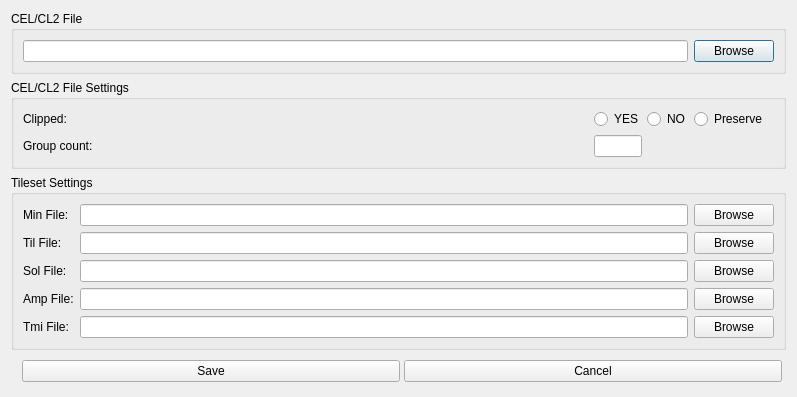
Above: source/saveasdialog.ui from pionere/d1-graphics-tool before the change. Below: the same form after it.
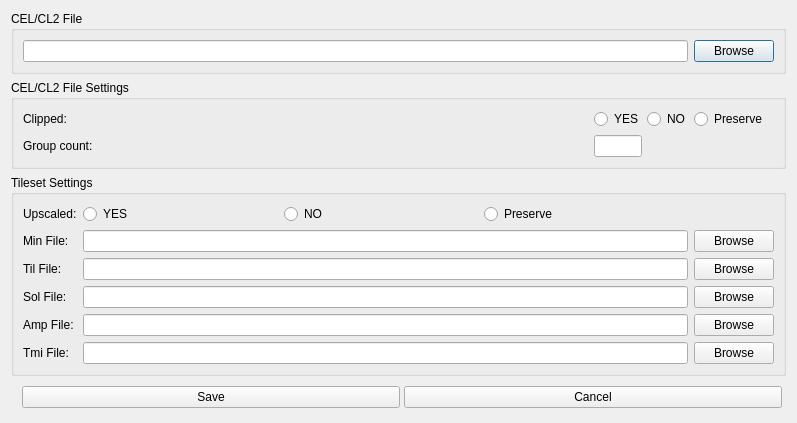
That is the form after the change.

Commit message: add support for upscaled tilesets

What changed in the file:
```diff
--- a/source/saveasdialog.ui
+++ b/source/saveasdialog.ui
@@ -153,104 +153,169 @@
      </property>
      <layout class="QGridLayout" name="gridLayout_3">
       <item row="0" column="0">
+       <widget class="QLabel" name="minUpscaledLabel">
+        <property name="text">
+         <string>Upscaled:</string>
+        </property>
+       </widget>
+      </item>
+      <item row="0" column="1">
+       <widget class="QWidget" name="minUpscaledWidget" native="true">
+        <layout class="QHBoxLayout" name="horizontalLayout_3">
+         <property name="spacing">
+          <number>4</number>
+         </property>
+         <property name="leftMargin">
+          <number>0</number>
+         </property>
+         <property name="topMargin">
+          <number>0</number>
+         </property>
+         <property name="rightMargin">
+          <number>0</number>
+         </property>
+         <property name="bottomMargin">
+          <number>0</number>
+         </property>
+         <item>
+          <widget class="QRadioButton" name="minUpscaledYesRadioButton">
+           <property name="text">
+            <string>YES</string>
+           </property>
+           <attribute name="buttonGroup">
+            <string notr="true">minUpscaledButtonGroup</string>
+           </attribute>
+          </widget>
+         </item>
+         <item>
+          <widget class="QRadioButton" name="minUpscaledNoRadioButton">
+           <property name="text">
+            <string>NO</string>
+           </property>
+           <attribute name="buttonGroup">
+            <string notr="true">minUpscaledButtonGroup</string>
+           </attribute>
+          </widget>
+         </item>
+         <item>
+          <widget class="QRadioButton" name="minUpscaledAutoRadioButton">
+           <property name="text">
+            <string>Preserve</string>
+           </property>
+           <attribute name="buttonGroup">
+            <string notr="true">minUpscaledButtonGroup</string>
+           </attribute>
+          </widget>
+         </item>
+         <item>
+          <spacer name="horizontalSpacer_3_0">
+           <property name="orientation">
+            <enum>Qt::Horizontal</enum>
+           </property>
+          </spacer>
+         </item>
+        </layout>
+       </widget>
+      </item>
+      <item row="1" column="0">
        <widget class="QLabel" name="tilMinFileLabel">
         <property name="text">
          <string>Min File:</string>
         </property>
        </widget>
       </item>
-      <item row="0" column="1">
+      <item row="1" column="1">
        <widget class="QLineEdit" name="outputMinFileEdit">
         <property name="readOnly">
          <bool>true</bool>
         </property>
        </widget>
       </item>
-      <item row="0" column="2">
+      <item row="1" column="2">
        <widget class="QPushButton" name="outputMinFileBrowseButton">
         <property name="text">
          <string>Browse</string>
         </property>
        </widget>
       </item>
-      <item row="1" column="0">
+      <item row="2" column="0">
        <widget class="QLabel" name="tilTilFileLabel">
         <property name="text">
          <string>Til File:</string>
         </property>
        </widget>
       </item>
-      <item row="1" column="1">
+      <item row="2" column="1">
        <widget class="QLineEdit" name="outputTilFileEdit">
         <property name="readOnly">
          <bool>true</bool>
         </property>
        </widget>
       </item>
-      <item row="1" column="2">
+      <item row="2" column="2">
        <widget class="QPushButton" name="outputTilFileBrowseButton">
         <property name="text">
          <string>Browse</string>
         </property>
        </widget>
       </item>
-      <item row="2" column="0">
+      <item row="3" column="0">
        <widget class="QLabel" name="tilSolFileLabel">
         <property name="text">
          <string>Sol File:</string>
         </property>
        </widget>
       </item>
-      <item row="2" column="1">
+      <item row="3" column="1">
        <widget class="QLineEdit" name="outputSolFileEdit">
         <property name="readOnly">
          <bool>true</bool>
         </property>
        </widget>
       </item>
-      <item row="2" column="2">
+      <item row="3" column="2">
        <widget class="QPushButton" name="outputSolFileBrowseButton">
         <property name="text">
          <string>Browse</string>
         </property>
        </widget>
       </item>
-      <item row="3" column="0">
+      <item row="4" column="0">
        <widget class="QLabel" name="tilAmpFileLabel">
         <property name="text">
          <string>Amp File:</string>
         </property>
        </widget>
       </item>
-      <item row="3" column="1">
+      <item row="4" column="1">
        <widget class="QLineEdit" name="outputAmpFileEdit">
         <property name="readOnly">
          <bool>true</bool>
         </property>
        </widget>
       </item>
-      <item row="3" column="2">
+      <item row="4" column="2">
        <widget class="QPushButton" name="outputAmpFileBrowseButton">
         <property name="text">
          <string>Browse</string>
         </property>
        </widget>
       </item>
-      <item row="4" column="0">
+      <item row="5" column="0">
        <widget class="QLabel" name="tilTmiFileLabel">
         <property name="text">
          <string>Tmi File:</string>
         </property>
        </widget>
       </item>
-      <item row="4" column="1">
+      <item row="5" column="1">
        <widget class="QLineEdit" name="outputTmiFileEdit">
         <property name="readOnly">
          <bool>true</bool>
         </property>
        </widget>
       </item>
-      <item row="4" column="2">
+      <item row="5" column="2">
        <widget class="QPushButton" name="outputTmiFileBrowseButton">
         <property name="text">
          <string>Browse</string>
```
Left out of the diff: 1 changed line with no effect on the pictures. The commit also changes 11 other files.
